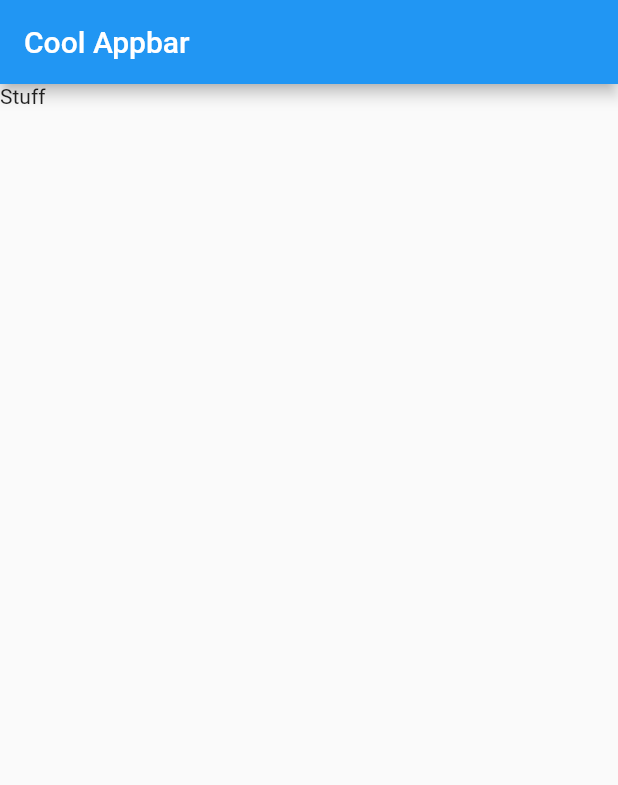
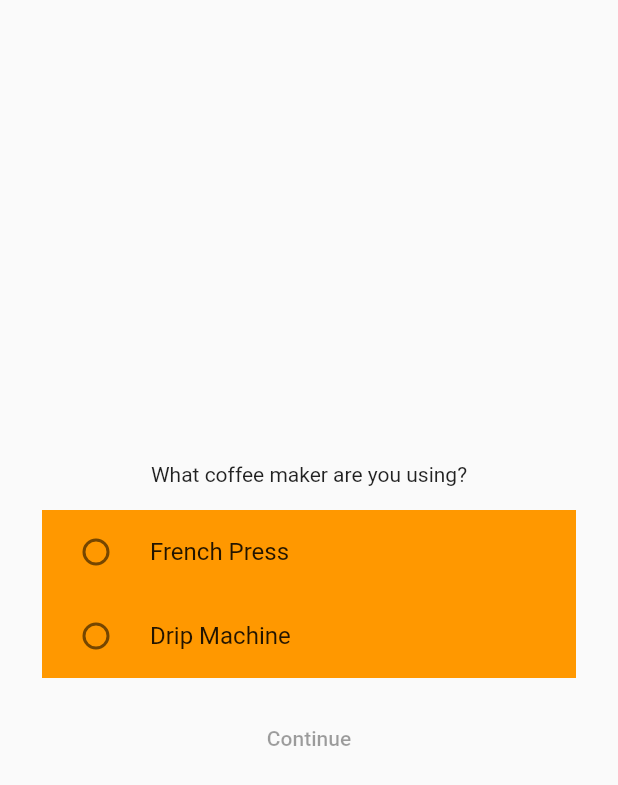
Before and after one commit to adrian-nino/homebrew, a Flutter app: the screen it shows after launch, on a phone screen of 412 x 824 dp. Shown: the top 785 px of the screen. Run offline on Flutter 3.47's test engine with Material 2 defaults, Android fonts, the phone set to English and light mode, and no system bars; missing offline and left inert: dart:ffi.

Commit message:
began designing

```diff
--- a/lib/screens/choose_device_screen.dart
+++ b/lib/screens/choose_device_screen.dart
@@ -1,4 +1,6 @@
 import 'package:flutter/material.dart';
+
+import 'cup_amount_screen.dart';
 
 class ChooseDeviceScreen extends StatefulWidget {
   @override
@@ -6,14 +8,73 @@ class ChooseDeviceScreen extends StatefulWidget {
 }
 
 class _ChooseDeviceScreenState extends State<ChooseDeviceScreen> {
+  String selectedMachine = "";
   @override
   Widget build(BuildContext context) {
     return Scaffold(
-        appBar: AppBar(
-          title: Text("Cool Appbar"),
-        ),
-        body: Column(
-          children: [Text("Stuff")],
-        ));
+        body: Padding(
+          padding: const EdgeInsets.all(20.0),
+          child: Center(
+              child: Column(
+                mainAxisAlignment: MainAxisAlignment.center,
+                children: <Widget>[
+                  Padding(
+                    padding: const EdgeInsets.all(8.0),
+                    child: Text("What coffee maker are you using?", key: Key('coffee-maker-question')),
+                  ),
+
+                  Padding(
+                    padding: const EdgeInsets.all(8.0),
+                    child: Container(
+                      color: Colors.orange,
+                      child: Center(
+                        child: Column(
+                          children: <Widget>[
+                            RadioListTile(
+                              key: Key("french-press-btn"),
+                              title: Text("French Press"),
+                              value: "French_Press",
+                              groupValue: selectedMachine,
+                              onChanged: (value) {
+                                setState(() {
+                                  print("frenchy");
+                                  selectedMachine = value;
+                                });
+                              }
+                            ),
+                            RadioListTile(
+                              title: Text("Drip Machine"),
+                              value: "Drip_Machine",
+                              groupValue: selectedMachine,
+                              onChanged: (value) {
+                                setState(() {
+                                  print("drippy");
+                                  selectedMachine = value;
+                                });
+                              }
+                            )
+                          ]
+                        ),
+                      ),
+                    )
+                  ),
+
+                  Padding(
+                    padding: const EdgeInsets.all(8.0),
+                    child: TextButton(
+                      child: Text("Continue", key: Key("continue-btn")),
+                      onPressed: selectedMachine == '' ? null : () {
+                          print(selectedMachine);
+                          Navigator.push(context,
+                                  MaterialPageRoute(builder: (context) => CupAmountScreen()));
+                      },
+                    )
+                  )
+                ]
+            )
+            ),
+        )
+
+    );
   }
 }
--- a/lib/utils/coffee_tools.dart
+++ b/lib/utils/coffee_tools.dart
@@ -1,3 +1,5 @@
+import 'dart:ffi';
+
 class CoffeeTools {
   // Input: number of cups (positive integer)
   // Output: number of ounces in a cup
@@ -7,4 +9,23 @@ class CoffeeTools {
     }
     return cups * 6;
   }
+
+  static double cupsToGrams(int cups) {
+    if (cups <= 0) {
+      throw ArgumentError();
+    }
+    return cupsToOunces(cups) * 28.35;
+  }
+
+  static double calculateGrounds(String machine, int cups) {
+    if (cups <= 0) throw ArgumentError();
+    if (machine == "French_Press") {
+      return cupsToGrams(cups) / 14.0;
+    } else if (machine == "Drip_Machine") {
+      return cupsToGrams(cups) / 17.0;
+    }
+    else {
+      throw ArgumentError();
+    }
+  }
 }
--- a/test_driver/app_test.dart
+++ b/test_driver/app_test.dart
@@ -26,8 +26,20 @@ void main() {
       Then I should see "63g - course ground coffee"
       And I should see "887g - water"
     */
-    test("should give recommendation for French Press", () {
+    test("should give recommendation for French Press", () async {
       // your code here
+      // at start, we expect to see "What coffee maker are you using?"
+      final coffeeMakerQuestion = find.byValueKey('coffee-maker-question');
+      expect(await driver.getText(coffeeMakerQuestion), "What coffee maker are you using?");
+
+      // When I tap "French Press" And I tap "Continue"
+      // we expect the prompt "How many cups would you like?"
+      final frenchPressButton = find.byValueKey('french-press-btn');
+      await driver.tap(frenchPressButton);
+      final continueButton = find.byValueKey('continue-btn');
+      await driver.tap(continueButton);
+      final numberOfCupsQuestion = find.byValueKey('cup-amount-question');
+      expect(await driver.getText(numberOfCupsQuestion), "How many cups would you like?");
     });
 
     /*
@@ -41,7 +53,7 @@ void main() {
     */
     test("should give recommendation for Drip Machine", () {
       //your code here
-    });
+    }, skip: true);
   });
 
   group('Sad Paths', () {
@@ -126,10 +138,10 @@ void main() {
       //your code here
       //if you can restrict the keyboard to numbers only you can delete this test
     });
-  });
+  }, skip: true);
 
   group('Back Button', () {
     //make up your own tests to check that the back button works
     //on every page
-  });
+  }, skip: true);
 }
```
Also changed, not shown: lib/screens/cup_amount_screen.dart (added, +64 -0 lines), 3 other files.
